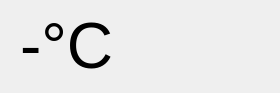
Old version of the form mainwindow.ui in the repository nandra/temperature_meter_gui.
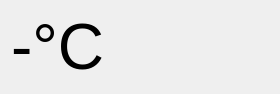
New version of the form.

Commit message: Linked with libiqrf.

```diff
--- a/mainwindow.ui
+++ b/mainwindow.ui
@@ -20,15 +20,9 @@
    <string>MainWindow</string>
   </property>
   <widget class="QWidget" name="centralWidget">
+   <layout class="QHBoxLayout" name="horizontalLayout">
+    <item>
    <widget class="QLabel" name="label">
-    <property name="geometry">
-     <rect>
-      <x>20</x>
-      <y>10</y>
-      <width>261</width>
-      <height>71</height>
-     </rect>
-    </property>
     <property name="font">
      <font>
       <pointsize>48</pointsize>
@@ -38,6 +32,8 @@
      <string>-°C</string>
     </property>
    </widget>
+    </item>
+   </layout>
   </widget>
  </widget>
  <layoutdefault spacing="6" margin="11"/>
```
Lines whose indentation alone changed are shown as unchanged. The commit also changes 2 other files.
